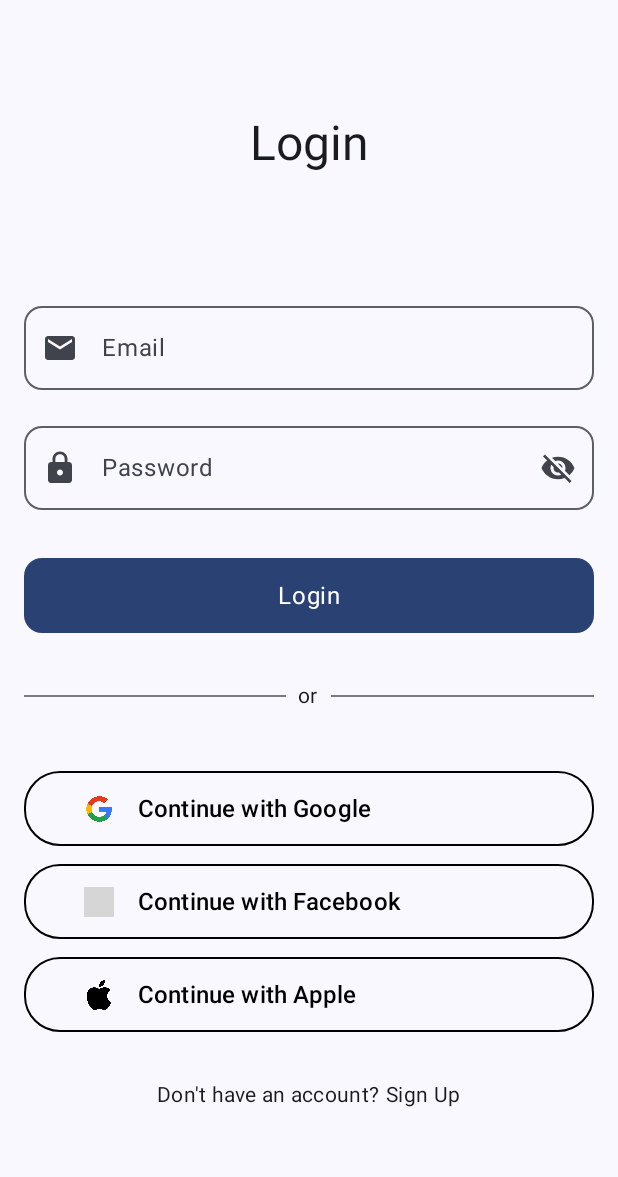
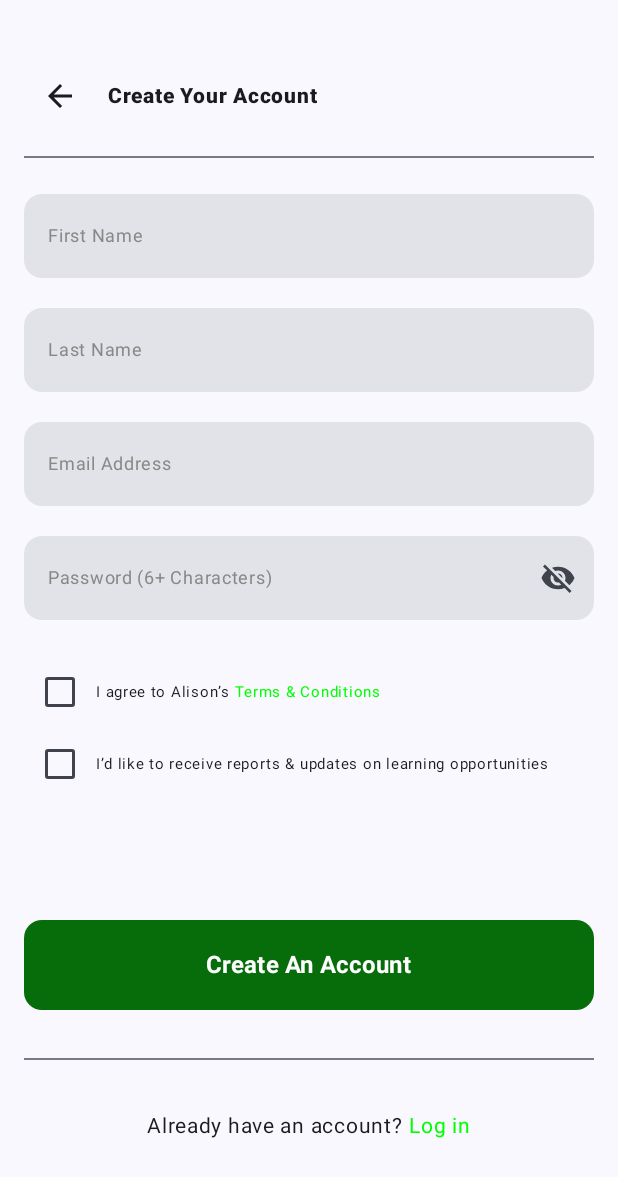
Before and after one commit to sanjula77/GreenPlate, an Android app built with Jetpack Compose: the screen it shows after launch (MainActivity), on a phone screen of 412 x 824 dp. Shown: the top 1177 px of the screen. Run offline under Robolectric (Android 15) with nearby library versions, the phone set to English and light mode, and no system bars; grey boxes are pictures that could not be loaded.

Commit message:
Create registration screen UI with input fields and checkboxes

```diff
--- a/app/src/main/java/com/example/greenplate/MainActivity.kt
+++ b/app/src/main/java/com/example/greenplate/MainActivity.kt
@@ -8,6 +8,7 @@ import androidx.compose.foundation.layout.fillMaxSize
 import androidx.compose.material3.Surface
 import androidx.compose.ui.Modifier
 import com.example.greenplate.authentication.Login
+import com.example.greenplate.authentication.RegisterScreen
 import com.example.greenplate.ui.theme.GreenPlateTheme
 
 class MainActivity : ComponentActivity() {
@@ -21,7 +22,8 @@ class MainActivity : ComponentActivity() {
                 ) {
                    // Home()
                    // WelcomeScreen()
-                    Login()
+                   // Login()
+                    RegisterScreen()
                 }
             }
         }
--- /dev/null
+++ b/app/src/main/java/com/example/greenplate/authentication/SignUpScreen.kt
@@ -0,0 +1,226 @@
+package com.example.greenplate.authentication
+
+import androidx.compose.foundation.background
+import androidx.compose.foundation.layout.Arrangement
+import androidx.compose.foundation.layout.Column
+import androidx.compose.foundation.layout.Row
+import androidx.compose.foundation.layout.Spacer
+import androidx.compose.foundation.layout.fillMaxSize
+import androidx.compose.foundation.layout.fillMaxWidth
+import androidx.compose.foundation.layout.height
+import androidx.compose.foundation.layout.padding
+import androidx.compose.foundation.layout.width
+import androidx.compose.foundation.shape.RoundedCornerShape
+import androidx.compose.material.icons.Icons
+import androidx.compose.material.icons.filled.ArrowBack
+import androidx.compose.material.icons.filled.Visibility
+import androidx.compose.material.icons.filled.VisibilityOff
+import androidx.compose.material3.Button
+import androidx.compose.material3.ButtonDefaults
+import androidx.compose.material3.Checkbox
+import androidx.compose.material3.Divider
+import androidx.compose.material3.Icon
+import androidx.compose.material3.IconButton
+import androidx.compose.material3.MaterialTheme
+import androidx.compose.material3.OutlinedTextField
+import androidx.compose.material3.Text
+import androidx.compose.material3.TextFieldDefaults
+import androidx.compose.runtime.Composable
+import androidx.compose.runtime.getValue
+import androidx.compose.runtime.mutableStateOf
+import androidx.compose.runtime.remember
+import androidx.compose.runtime.setValue
+import androidx.compose.ui.Alignment
+import androidx.compose.ui.Modifier
+import androidx.compose.ui.graphics.Color
+import androidx.compose.ui.res.colorResource
+import androidx.compose.ui.text.font.FontWeight
+import androidx.compose.ui.text.input.PasswordVisualTransformation
+import androidx.compose.ui.text.input.VisualTransformation
+import androidx.compose.ui.tooling.preview.Preview
+import androidx.compose.ui.unit.dp
+import androidx.compose.ui.unit.sp
+import com.example.greenplate.R
+
+@Preview
+@Composable
+fun RegisterScreen() {
+    var firstName by remember { mutableStateOf("") }
+    var lastName by remember { mutableStateOf("") }
+    var email by remember { mutableStateOf("") }
+    var password by remember { mutableStateOf("") }
+    var passwordVisible by remember { mutableStateOf(false) }
+    var agreeTerms by remember { mutableStateOf(false) }
+    var receiveUpdates by remember { mutableStateOf(false) }
+
+    Column(
+        modifier = Modifier
+            .fillMaxSize()
+            .background(MaterialTheme.colorScheme.background)
+            .padding(16.dp),
+    ) {
+        Spacer(modifier = Modifier.height(24.dp))
+        Row(
+            verticalAlignment = Alignment.CenterVertically,
+            modifier = Modifier.fillMaxWidth()
+        ) {
+            IconButton(onClick = {  }) {
+                Icon(imageVector = Icons.Default.ArrowBack, contentDescription = "Back")
+            }
+            Text(
+                text = "Create Your Account",
+                fontSize = 14.sp,
+                fontWeight = FontWeight.ExtraBold,
+                modifier = Modifier.padding(start = 8.dp)
+            )
+        }
+        Spacer(modifier = Modifier.height(16.dp))
+        Divider(thickness = 1.dp)
+        Spacer(modifier = Modifier.height(16.dp))
+
+        OutlinedTextField(
+            value = firstName,
+            onValueChange = { firstName = it },
+            label = {
+                Text(
+                    "First Name",
+                    color = Color.Gray,
+                    fontSize = 12.sp
+                )
+            },
+            shape = RoundedCornerShape(12.dp),
+            modifier = Modifier.fillMaxWidth(),
+            singleLine = true,
+            colors = TextFieldDefaults.colors(
+                focusedIndicatorColor = Color.Transparent,
+                unfocusedIndicatorColor = Color.Transparent,
+                disabledIndicatorColor = Color.Transparent
+            )
+        )
+
+        Spacer(modifier = Modifier.height(12.dp))
+
+        OutlinedTextField(
+            value = lastName,
+            onValueChange = { lastName = it },
+            label = { Text(
+                "Last Name",
+                color = Color.Gray,
+                fontSize = 12.sp
+            ) },
+            shape = RoundedCornerShape(12.dp),
+            modifier = Modifier.fillMaxWidth(),
+            singleLine = true,
+            colors = TextFieldDefaults.colors(
+                focusedIndicatorColor = Color.Transparent,
+                unfocusedIndicatorColor = Color.Transparent,
+                disabledIndicatorColor = Color.Transparent
+            )
+        )
+
+        Spacer(modifier = Modifier.height(12.dp))
+
+        OutlinedTextField(
+            value = email,
+            onValueChange = { email = it },
+            label = { Text("Email Address",color = Color.Gray,
+                fontSize = 12.sp) },
+            shape = RoundedCornerShape(12.dp),
+            modifier = Modifier.fillMaxWidth(),
+            singleLine = true,
+            colors = TextFieldDefaults.colors(
+                focusedIndicatorColor = Color.Transparent,
+                unfocusedIndicatorColor = Color.Transparent,
+                disabledIndicatorColor = Color.Transparent
+            )
+        )
+
+        Spacer(modifier = Modifier.height(12.dp))
+
+        OutlinedTextField(
+            value = password,
+            onValueChange = { password = it },
+            label = { Text("Password (6+ Characters)", color = Color.Gray,
+                fontSize = 12.sp) },
+            trailingIcon = {
+                val icon = if (passwordVisible) Icons.Filled.Visibility else Icons.Filled.VisibilityOff
+                IconButton(onClick = { passwordVisible = !passwordVisible }) {
+                    Icon(imageVector = icon, contentDescription = "Toggle Password Visibility")
+                }
+            },
+            shape = RoundedCornerShape(12.dp),
+            modifier = Modifier.fillMaxWidth(),
+            singleLine = true,
+            visualTransformation = if (passwordVisible) VisualTransformation.None else PasswordVisualTransformation(),
+            colors = TextFieldDefaults.colors(
+                focusedIndicatorColor = Color.Transparent,
+                unfocusedIndicatorColor = Color.Transparent,
+                disabledIndicatorColor = Color.Transparent
+            )
+        )
+
+        Spacer(modifier = Modifier.height(24.dp))
+
+        // Terms and Updates Checkboxes
+        Row(verticalAlignment = Alignment.CenterVertically,
+            horizontalArrangement = Arrangement.Start
+        ) {
+            Checkbox(
+                checked = agreeTerms,
+                onCheckedChange = { agreeTerms = it }
+            )
+            Text(
+                text = "I agree to Alison’s ",
+                fontSize = 10.sp
+            )
+            Text(
+                text = "Terms & Conditions",
+                fontSize = 10.sp,
+                color = Color.Green
+            )
+        }
+
+        Row(verticalAlignment = Alignment.CenterVertically) {
+            Checkbox(
+                checked = receiveUpdates,
+                onCheckedChange = { receiveUpdates = it }
+            )
+            Text(
+                text = "I’d like to receive reports & updates on learning opportunities",
+                fontSize = 10.sp
+            )
+        }
+
+        Spacer(modifier = Modifier.height(80.dp))
+
+        // Create Account Button
+        Button(
+            onClick = {  },
+            shape = RoundedCornerShape(12.dp),
+            modifier = Modifier
+                .fillMaxWidth()
+                .height(60.dp),
+            colors = ButtonDefaults.buttonColors(containerColor = colorResource(id = R.color.green_700)),
+            ) {
+            Text(
+                text = "Create An Account",
+                fontWeight = FontWeight.Bold,
+                color = Color.White,
+                fontSize = 16.sp
+            )
+        }
+
+        Spacer(modifier = Modifier.height(32.dp))
+        Divider(thickness = 1.dp)
+        Spacer(modifier = Modifier.height(32.dp))
+        Row(
+            verticalAlignment = Alignment.CenterVertically,
+            horizontalArrangement = Arrangement.Center,
+            modifier = Modifier.fillMaxWidth()
+        ) {
+            Text(text = "Already have an account?", fontSize = 14.sp)
+            Spacer(modifier = Modifier.width(4.dp))
+            Text(text = "Log in", fontSize = 14.sp, color = Color.Green)
+        }
+    }
+}
```
